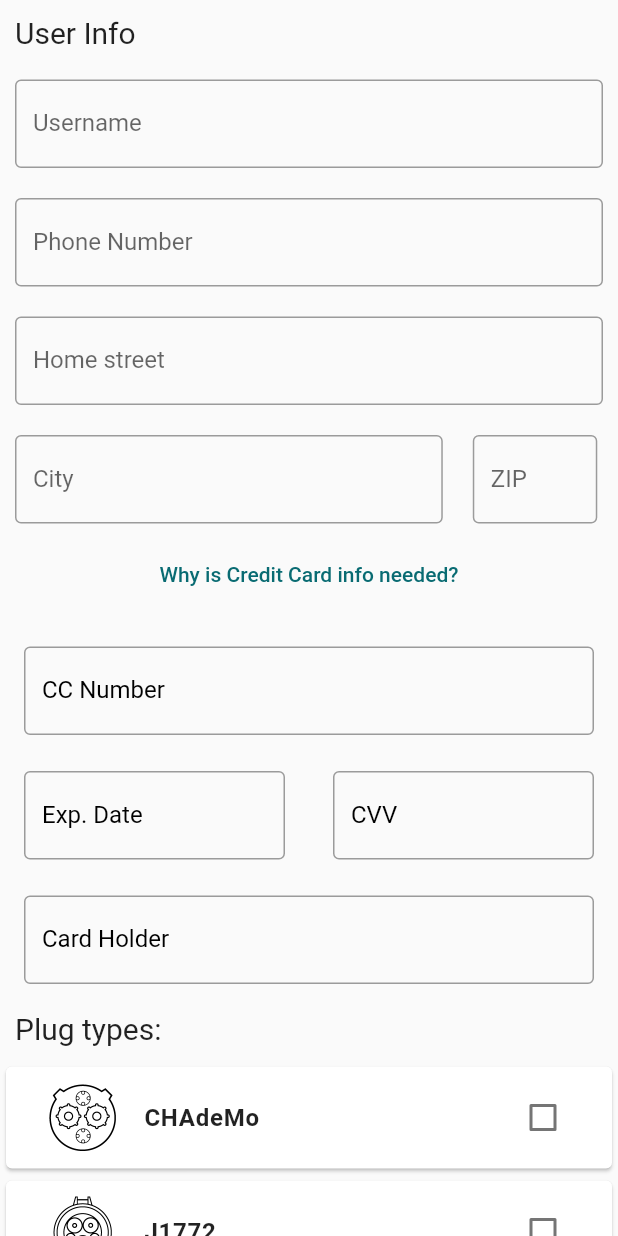
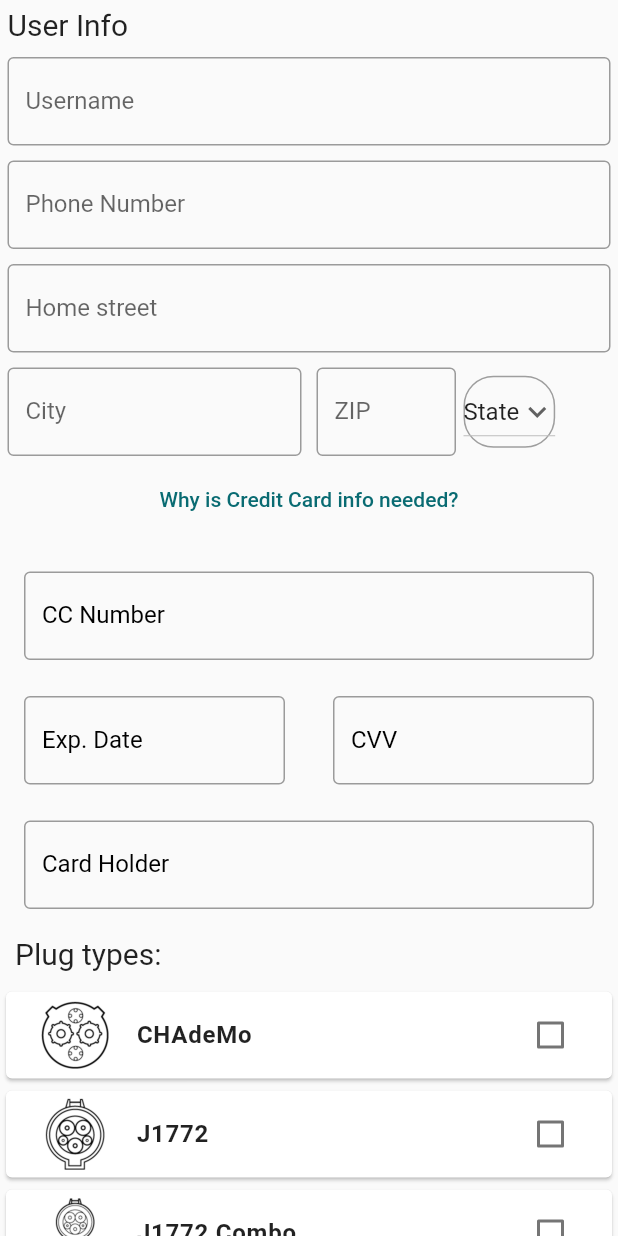
Before and after one commit to JonesParEnvorso/envorsocarcharger, a Flutter app: the AddPID screen opened directly, on a phone screen of 412 x 824 dp. Run offline on Flutter 3.47's test engine with Material 2 defaults, Android fonts, the phone set to English and light mode, and no system bars; drawn by our look-alikes of flutter_credit_card; our stand-ins replace avatar_glow, cloud_firestore, firebase_core, google_maps_flutter, speech_to_text; missing offline and left inert: highlight_text; accounts and stored records are empty.

Commit message:
state dropdown added, but isn't complete

```diff
--- a/envorso_charging_app/lib/newUser.dart
+++ b/envorso_charging_app/lib/newUser.dart
@@ -38,8 +38,8 @@ class AddPID extends StatefulWidget {
 }
 
 class _AddPID extends State<AddPID> {
-
-  List<CheckBoxListTileModel> checkBoxListTileModel = CheckBoxListTileModel.getImgs();
+  List<CheckBoxListTileModel> checkBoxListTileModel =
+      CheckBoxListTileModel.getImgs();
 
   final GlobalKey<FormState> formKey = GlobalKey<FormState>();
   final GlobalKey<FormState> _formKey = GlobalKey();
@@ -90,8 +90,11 @@ class _AddPID extends State<AddPID> {
     final leftEdge = MediaQuery.of(context).padding.left;
     final rightEdge = MediaQuery.of(context).padding.right;
 
+    String dropdownvalue = "State";
+    var states = ['State', 'CA'];
+
     // padding around the text entry boxes
-    const inputPadding = EdgeInsets.all(10.0);
+    const inputPadding = EdgeInsets.all(5);
 
     goToMaps(BuildContext context) {
       Navigator.push(
@@ -232,7 +235,7 @@ class _AddPID extends State<AddPID> {
               // text entries
               Container(
                   alignment: Alignment.centerLeft,
-                  padding: const EdgeInsets.all(10),
+                  padding: const EdgeInsets.all(5),
                   child: const Text(
                     'User Info',
                     style: TextStyle(fontSize: 20),
@@ -288,7 +291,7 @@ class _AddPID extends State<AddPID> {
                 children: <Widget>[
                   Container(
                     // city
-                    width: screenWidth / 1.35,
+                    width: screenWidth / 2,
                     padding: inputPadding,
                     child: TextFormField(
                         controller: newCity,
@@ -325,6 +328,38 @@ class _AddPID extends State<AddPID> {
                             },
                         validator: _validateField),
                   ),
+                  DecoratedBox(
+
+                    decoration: ShapeDecoration(
+                      shape: RoundedRectangleBorder(
+                        borderRadius: BorderRadius.all(Radius.circular(20)),
+                        side: BorderSide(width: 1.0, style: BorderStyle.solid, color: Colors.grey),
+                    ),
+                    ),
+
+                    child: DropdownButton(
+                      // Initial Value
+                      value: dropdownvalue,
+
+                      // Down Arrow Icon
+                      icon: const Icon(Icons.keyboard_arrow_down),
+
+                      // Array list of items
+                      items: states.map((String states) {
+                        return DropdownMenuItem(
+                          value: states,
+                          child: Text(states),
+                        );
+                      }).toList(),
+                      // After selecting the desired option,it will
+                      // change button value to selected value
+                      onChanged: (String? newValue) {
+                        setState(() {
+                          dropdownvalue = newValue!;
+                        });
+                      },
+                    ),
+                  )
                 ], // end children
               ),
               TextButton(
@@ -392,23 +427,22 @@ class _AddPID extends State<AddPID> {
                   child: const Text(
                     'Plug types:',
                     style: TextStyle(fontSize: 20),
-                  )
-              ),
+                  )),
               ListView.builder(
                   scrollDirection: Axis.vertical,
                   shrinkWrap: true,
                   itemCount: checkBoxListTileModel.length,
-                itemBuilder: (BuildContext context, int index){
+                  itemBuilder: (BuildContext context, int index) {
                     // ignore: unnecessary_new
                     return Card(
                       // ignore: unnecessary_new
                       child: new Container(
-                  padding: EdgeInsets.all(10.0),
+                        padding: EdgeInsets.all(5),
                         child: Column(
-                    children: <Widget> [
+                          children: <Widget>[
                             // ignore: unnecessary_new
                             new CheckboxListTile(
-                        onChanged: (bool? val){
+                              onChanged: (bool? val) {
                                 itemChange(val, index);
                               },
                               activeColor: Color(0xff096B72),
@@ -420,7 +454,6 @@ class _AddPID extends State<AddPID> {
                                   fontWeight: FontWeight.w600,
                                   letterSpacing: 0.5,
                                 ),
-
                               ),
                               value: checkBoxListTileModel[index].isCheck,
                               secondary: Container(
@@ -431,7 +464,6 @@ class _AddPID extends State<AddPID> {
                                   fit: BoxFit.cover,
                                 ),
                               ),
-
                             )
                           ],
                         ),
@@ -473,15 +505,19 @@ class _AddPID extends State<AddPID> {
   } // build
 } // _AddPIDState
 
-class CheckBoxListTileModel{
+class CheckBoxListTileModel {
   int imgId;
   String img;
   String title;
   bool? isCheck;
 
-  CheckBoxListTileModel({required this.imgId, required this.img, required this.title, required this.isCheck});
+  CheckBoxListTileModel(
+      {required this.imgId,
+      required this.img,
+      required this.title,
+      required this.isCheck});
 
-  static List <CheckBoxListTileModel> getImgs(){
+  static List<CheckBoxListTileModel> getImgs() {
     return <CheckBoxListTileModel>[
       CheckBoxListTileModel(
         imgId: 1,
```
Lines whose indentation alone changed are shown as unchanged.
